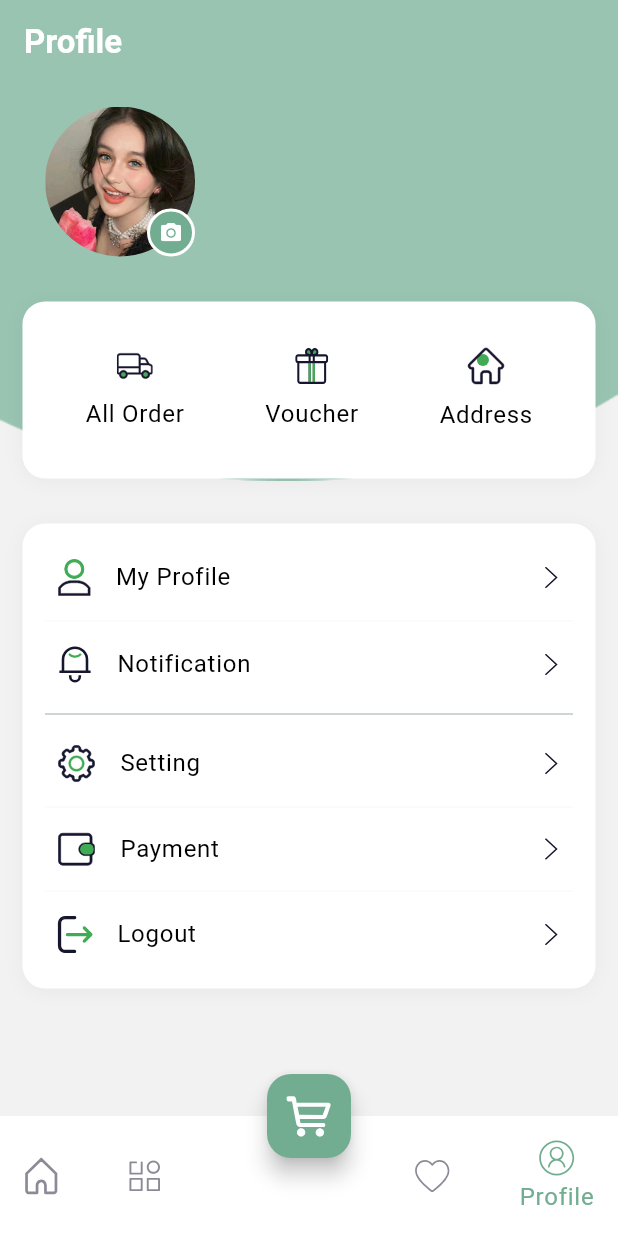
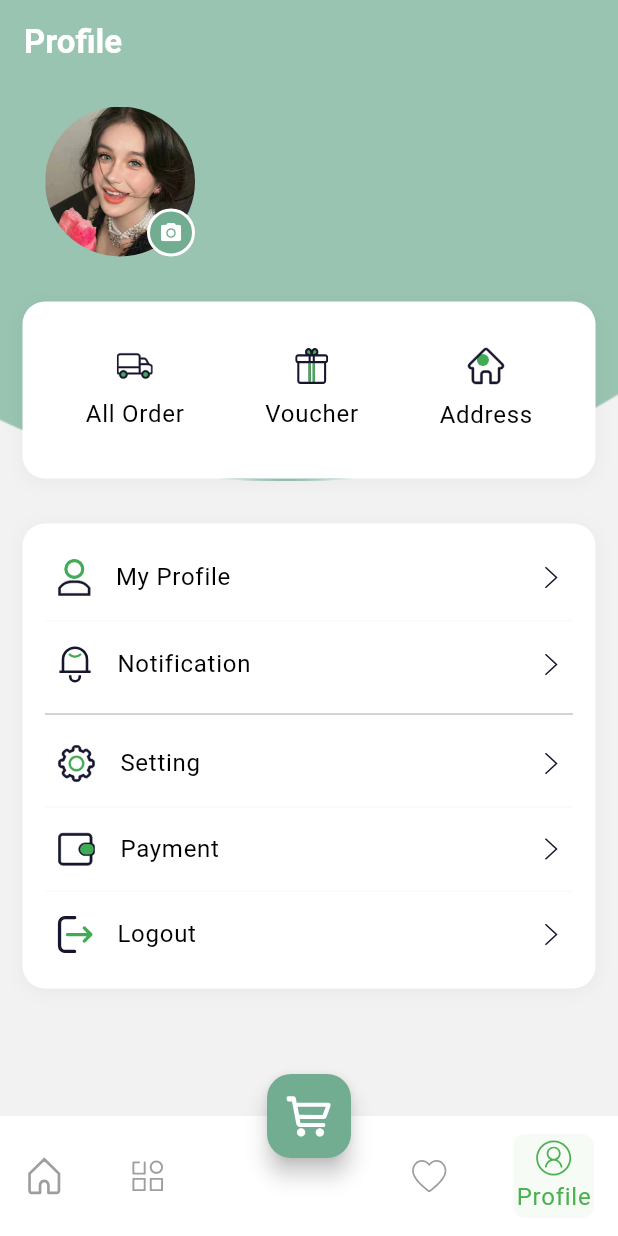
Before and after one commit to LIXINGCHEN-CPP/new_ass, a Flutter app: the EntryPointUI screen opened by its route, item 4 of the bottom bar chosen, on a phone screen of 412 x 824 dp. Run offline on Flutter 3.47's test engine with Material 3 defaults, Android fonts, the phone set to English and light mode, and no system bars; our stand-ins replace cached_network_image, carousel_slider, chewie, flutter_credit_card, flutter_svg, form_field_validator and 3 more; accounts and stored records are empty; network calls fail; Roboto replaces fonts that are missing (Gilroy).

Commit message:
Navigation Bar

```diff
--- a/lib/views/entrypoint/components/bottom_app_bar_item.dart
+++ b/lib/views/entrypoint/components/bottom_app_bar_item.dart
@@ -1,8 +1,7 @@
 import 'package:flutter/material.dart';
 import 'package:flutter_svg/svg.dart';
 
-import '../../../core/constants/constants.dart';
-
+/// 自定义底部导航栏项，支持激活态背景和颜色自定义
 class BottomAppBarItem extends StatelessWidget {
   const BottomAppBarItem({
     super.key,
@@ -12,22 +11,49 @@ class BottomAppBarItem extends StatelessWidget {
     required this.onTap,
   });
 
+  /// 图标资源路径
   final String iconLocation;
+  /// 按钮文字
   final String name;
+  /// 是否处于激活态
   final bool isActive;
-  final void Function() onTap;
+  /// 点击回调
+  final VoidCallback onTap;
+
+  // ===== 以下静态常量用于快速修改颜色值 =====
+  /// 激活态主色，修改此值即可改变激活时的图标、文字和背景高亮颜色
+  static const Color activeColor = Color(0xFF4CAF50);
+  /// 未激活态颜色，修改此值即可改变未激活时的图标和文字颜色
+  static const Color inactiveColor = Colors.grey;
+  /// 激活态背景透明度（可根据需要调整）
+  static const double backgroundOpacity = 0.05;
+  /// 水波纹透明度
+  static const double splashOpacity = 0.2;
 
   @override
   Widget build(BuildContext context) {
-    return InkWell(
+    return Material(
+      color: isActive
+          ? activeColor.withOpacity(backgroundOpacity)
+          : Colors.transparent,
+      borderRadius: BorderRadius.circular(8),
+      child: InkWell(
         onTap: onTap,
+        borderRadius: BorderRadius.circular(8),
+        splashColor: activeColor.withOpacity(splashOpacity),
+        highlightColor: activeColor.withOpacity(backgroundOpacity),
+        child: Padding(
+          padding: const EdgeInsets.symmetric(
+            vertical: 2,
+            horizontal: 2,
+          ),
           child: Column(
             mainAxisSize: MainAxisSize.min,
             children: [
               SvgPicture.asset(
                 iconLocation,
                 colorFilter: ColorFilter.mode(
-              isActive ? AppColors.primary : AppColors.placeholder,
+                  isActive ? activeColor : inactiveColor,
                   BlendMode.srcIn,
                 ),
               ),
@@ -38,14 +64,15 @@ class BottomAppBarItem extends StatelessWidget {
                   name,
                   key: const ValueKey('label'),
                   style: Theme.of(context).textTheme.bodyLarge?.copyWith(
-                color:
-                isActive ? AppColors.primary : AppColors.placeholder,
+                    color: activeColor,
                   ),
                 )
                     : const SizedBox.shrink(key: ValueKey('empty')),
               ),
             ],
           ),
+        ),
+      ),
     );
   }
 }
```
Lines whose indentation alone changed are shown as unchanged.
